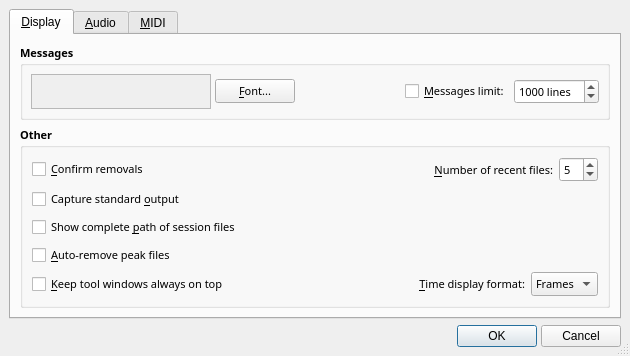
The window that src/qtractorOptionsForm.ui (rncbc/qtractor) describes before a commit, drawn with Qt 5.
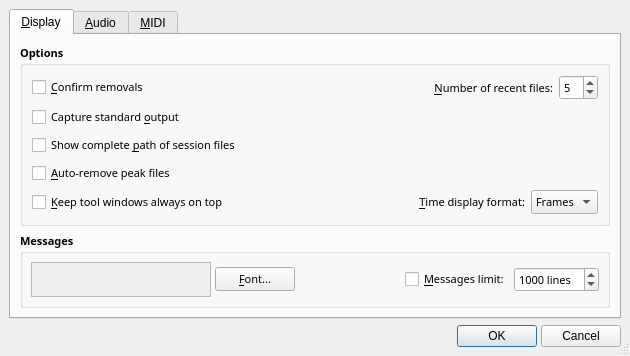
The same window after the commit. Icons and pictures are not drawn.

Commit message: - Playback is now forced complete full-stop whenever play-head goes   behind the current session length and/or loop-end and the newer   "continue past end" option is enabled from transport menu.

Diff of the .ui file:
```diff
--- a/src/qtractorOptionsForm.ui
+++ b/src/qtractorOptionsForm.ui
@@ -73,7 +73,7 @@
         <number>6</number>
        </property>
        <item>
-        <widget class="QGroupBox" name="MessagesGroupBox" >
+        <widget class="QGroupBox" name="OptionsGroupBox" >
          <property name="font" >
           <font>
            <family>Sans Serif</family>
@@ -86,186 +86,7 @@
           </font>
          </property>
          <property name="title" >
-          <string>Messages</string>
-         </property>
-         <property name="flat" >
-          <bool>true</bool>
-         </property>
-         <layout class="QHBoxLayout" >
-          <property name="margin" >
-           <number>8</number>
-          </property>
-          <property name="spacing" >
-           <number>4</number>
-          </property>
-          <item>
-           <widget class="QLabel" name="MessagesFontTextLabel" >
-            <property name="sizePolicy" >
-             <sizepolicy>
-              <hsizetype>3</hsizetype>
-              <vsizetype>1</vsizetype>
-              <horstretch>0</horstretch>
-              <verstretch>0</verstretch>
-             </sizepolicy>
-            </property>
-            <property name="minimumSize" >
-             <size>
-              <width>180</width>
-              <height>0</height>
-             </size>
-            </property>
-            <property name="maximumSize" >
-             <size>
-              <width>180</width>
-              <height>32767</height>
-             </size>
-            </property>
-            <property name="font" >
-             <font>
-              <family>Sans Serif</family>
-              <pointsize>8</pointsize>
-              <weight>50</weight>
-              <italic>false</italic>
-              <bold>false</bold>
-              <underline>false</underline>
-              <strikeout>false</strikeout>
-             </font>
-            </property>
-            <property name="toolTip" >
-             <string>Sample messages text font display</string>
-            </property>
-            <property name="autoFillBackground" >
-             <bool>true</bool>
-            </property>
-            <property name="frameShape" >
-             <enum>QFrame::StyledPanel</enum>
-            </property>
-            <property name="frameShadow" >
-             <enum>QFrame::Sunken</enum>
-            </property>
-            <property name="alignment" >
-             <set>Qt::AlignCenter</set>
-            </property>
-           </widget>
-          </item>
-          <item>
-           <widget class="QPushButton" name="MessagesFontPushButton" >
-            <property name="font" >
-             <font>
-              <family>Sans Serif</family>
-              <pointsize>8</pointsize>
-              <weight>50</weight>
-              <italic>false</italic>
-              <bold>false</bold>
-              <underline>false</underline>
-              <strikeout>false</strikeout>
-             </font>
-            </property>
-            <property name="toolTip" >
-             <string>Select font for the messages text display</string>
-            </property>
-            <property name="text" >
-             <string>&amp;Font...</string>
-            </property>
-            <property name="shortcut" >
-             <string>Alt+F</string>
-            </property>
-            <property name="autoDefault" >
-             <bool>false</bool>
-            </property>
-           </widget>
-          </item>
-          <item>
-           <spacer>
-            <property name="orientation" >
-             <enum>Qt::Horizontal</enum>
-            </property>
-            <property name="sizeType" >
-             <enum>QSizePolicy::Expanding</enum>
-            </property>
-            <property name="sizeHint" >
-             <size>
-              <width>49</width>
-              <height>16</height>
-             </size>
-            </property>
-           </spacer>
-          </item>
-          <item>
-           <widget class="QCheckBox" name="MessagesLimitCheckBox" >
-            <property name="font" >
-             <font>
-              <family>Sans Serif</family>
-              <pointsize>8</pointsize>
-              <weight>50</weight>
-              <italic>false</italic>
-              <bold>false</bold>
-              <underline>false</underline>
-              <strikeout>false</strikeout>
-             </font>
-            </property>
-            <property name="toolTip" >
-             <string>Whether to keep a maximum number of lines in the messages window</string>
-            </property>
-            <property name="text" >
-             <string>&amp;Messages limit:</string>
-            </property>
-            <property name="shortcut" >
-             <string>Alt+M</string>
-            </property>
-           </widget>
-          </item>
-          <item>
-           <widget class="QSpinBox" name="MessagesLimitLinesSpinBox" >
-            <property name="font" >
-             <font>
-              <family>Sans Serif</family>
-              <pointsize>8</pointsize>
-              <weight>50</weight>
-              <italic>false</italic>
-              <bold>false</bold>
-              <underline>false</underline>
-              <strikeout>false</strikeout>
-             </font>
-            </property>
-            <property name="toolTip" >
-             <string>The maximum number of message lines to keep in view</string>
-            </property>
-            <property name="suffix" >
-             <string> lines</string>
-            </property>
-            <property name="maximum" >
-             <number>10000</number>
-            </property>
-            <property name="minimum" >
-             <number>100</number>
-            </property>
-            <property name="singleStep" >
-             <number>100</number>
-            </property>
-            <property name="value" >
-             <number>1000</number>
-            </property>
-           </widget>
-          </item>
-         </layout>
-        </widget>
-       </item>
-       <item>
-        <widget class="QGroupBox" name="OtherGroupBox" >
-         <property name="font" >
-          <font>
-           <family>Sans Serif</family>
-           <pointsize>8</pointsize>
-           <weight>75</weight>
-           <italic>false</italic>
-           <bold>true</bold>
-           <underline>false</underline>
-           <strikeout>false</strikeout>
-          </font>
-         </property>
-         <property name="title" >
-          <string>Other</string>
+          <string>Options</string>
          </property>
          <property name="flat" >
           <bool>true</bool>
@@ -534,6 +355,185 @@
          </layout>
         </widget>
        </item>
+       <item>
+        <widget class="QGroupBox" name="MessagesGroupBox" >
+         <property name="font" >
+          <font>
+           <family>Sans Serif</family>
+           <pointsize>8</pointsize>
+           <weight>75</weight>
+           <italic>false</italic>
+           <bold>true</bold>
+           <underline>false</underline>
+           <strikeout>false</strikeout>
+          </font>
+         </property>
+         <property name="title" >
+          <string>Messages</string>
+         </property>
+         <property name="flat" >
+          <bool>true</bool>
+         </property>
+         <layout class="QHBoxLayout" >
+          <property name="margin" >
+           <number>8</number>
+          </property>
+          <property name="spacing" >
+           <number>4</number>
+          </property>
+          <item>
+           <widget class="QLabel" name="MessagesFontTextLabel" >
+            <property name="sizePolicy" >
+             <sizepolicy>
+              <hsizetype>3</hsizetype>
+              <vsizetype>1</vsizetype>
+              <horstretch>0</horstretch>
+              <verstretch>0</verstretch>
+             </sizepolicy>
+            </property>
+            <property name="minimumSize" >
+             <size>
+              <width>180</width>
+              <height>0</height>
+             </size>
+            </property>
+            <property name="maximumSize" >
+             <size>
+              <width>180</width>
+              <height>32767</height>
+             </size>
+            </property>
+            <property name="font" >
+             <font>
+              <family>Sans Serif</family>
+              <pointsize>8</pointsize>
+              <weight>50</weight>
+              <italic>false</italic>
+              <bold>false</bold>
+              <underline>false</underline>
+              <strikeout>false</strikeout>
+             </font>
+            </property>
+            <property name="toolTip" >
+             <string>Sample messages text font display</string>
+            </property>
+            <property name="autoFillBackground" >
+             <bool>true</bool>
+            </property>
+            <property name="frameShape" >
+             <enum>QFrame::StyledPanel</enum>
+            </property>
+            <property name="frameShadow" >
+             <enum>QFrame::Sunken</enum>
+            </property>
+            <property name="alignment" >
+             <set>Qt::AlignCenter</set>
+            </property>
+           </widget>
+          </item>
+          <item>
+           <widget class="QPushButton" name="MessagesFontPushButton" >
+            <property name="font" >
+             <font>
+              <family>Sans Serif</family>
+              <pointsize>8</pointsize>
+              <weight>50</weight>
+              <italic>false</italic>
+              <bold>false</bold>
+              <underline>false</underline>
+              <strikeout>false</strikeout>
+             </font>
+            </property>
+            <property name="toolTip" >
+             <string>Select font for the messages text display</string>
+            </property>
+            <property name="text" >
+             <string>&amp;Font...</string>
+            </property>
+            <property name="shortcut" >
+             <string>Alt+F</string>
+            </property>
+            <property name="autoDefault" >
+             <bool>false</bool>
+            </property>
+           </widget>
+          </item>
+          <item>
+           <spacer>
+            <property name="orientation" >
+             <enum>Qt::Horizontal</enum>
+            </property>
+            <property name="sizeType" >
+             <enum>QSizePolicy::Expanding</enum>
+            </property>
+            <property name="sizeHint" >
+             <size>
+              <width>49</width>
+              <height>16</height>
+             </size>
+            </property>
+           </spacer>
+          </item>
+          <item>
+           <widget class="QCheckBox" name="MessagesLimitCheckBox" >
+            <property name="font" >
+             <font>
+              <family>Sans Serif</family>
+              <pointsize>8</pointsize>
+              <weight>50</weight>
+              <italic>false</italic>
+              <bold>false</bold>
+              <underline>false</underline>
+              <strikeout>false</strikeout>
+             </font>
+            </property>
+            <property name="toolTip" >
+             <string>Whether to keep a maximum number of lines in the messages window</string>
+            </property>
+            <property name="text" >
+             <string>&amp;Messages limit:</string>
+            </property>
+            <property name="shortcut" >
+             <string>Alt+M</string>
+            </property>
+           </widget>
+          </item>
+          <item>
+           <widget class="QSpinBox" name="MessagesLimitLinesSpinBox" >
+            <property name="font" >
+             <font>
+              <family>Sans Serif</family>
+              <pointsize>8</pointsize>
+              <weight>50</weight>
+              <italic>false</italic>
+              <bold>false</bold>
+              <underline>false</underline>
+              <strikeout>false</strikeout>
+             </font>
+            </property>
+            <property name="toolTip" >
+             <string>The maximum number of message lines to keep in view</string>
+            </property>
+            <property name="suffix" >
+             <string> lines</string>
+            </property>
+            <property name="maximum" >
+             <number>10000</number>
+            </property>
+            <property name="minimum" >
+             <number>100</number>
+            </property>
+            <property name="singleStep" >
+             <number>100</number>
+            </property>
+            <property name="value" >
+             <number>1000</number>
+            </property>
+           </widget>
+          </item>
+         </layout>
+        </widget>
+       </item>
       </layout>
      </widget>
      <widget class="QWidget" name="AudioTabPage" >
```
Left out of the diff: 6 changed lines with no effect on the pictures. The commit also changes 10 other files.
